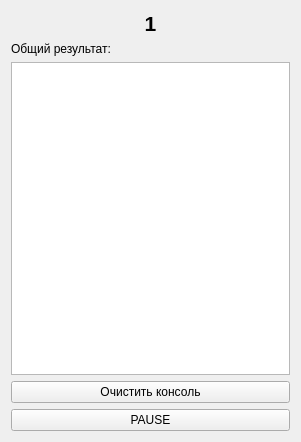
The window that Izluchatel/productshell.ui (reinerwaldmann/Izluchatel) describes before a commit, drawn with Qt 5.
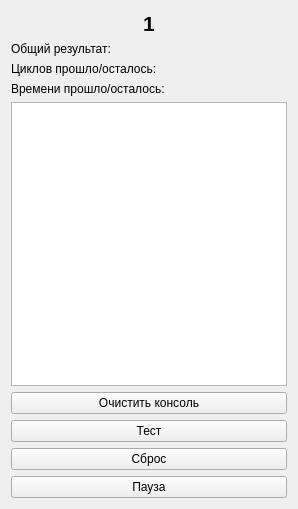
The same window after the commit.

The edit to the form file:
```diff
--- a/Izluchatel/productshell.ui
+++ b/Izluchatel/productshell.ui
@@ -6,8 +6,8 @@
    <rect>
     <x>0</x>
     <y>0</y>
-    <width>301</width>
-    <height>442</height>
+    <width>298</width>
+    <height>509</height>
    </rect>
   </property>
   <property name="windowTitle">
@@ -38,6 +38,20 @@
      </property>
     </widget>
    </item>
+   <item>
+    <widget class="QLabel" name="labelCyclesPassedLeft">
+     <property name="text">
+      <string>Циклов прошло/осталось:</string>
+     </property>
+    </widget>
+   </item>
+   <item>
+    <widget class="QLabel" name="labelTimePassedLeft">
+     <property name="text">
+      <string>Времени прошло/осталось:</string>
+     </property>
+    </widget>
+   </item>
    <item>
     <widget class="QTextEdit" name="textEditShell"/>
    </item>
@@ -51,7 +65,21 @@
    <item>
     <widget class="QPushButton" name="buttonPause">
      <property name="text">
-      <string>PAUSE</string>
+      <string>Тест</string>
+     </property>
+    </widget>
+   </item>
+   <item>
+    <widget class="QPushButton" name="buttonReset">
+     <property name="text">
+      <string>Сброс</string>
+     </property>
+    </widget>
+   </item>
+   <item>
+    <widget class="QPushButton" name="buttonPause_3">
+     <property name="text">
+      <string>Пауза</string>
      </property>
     </widget>
    </item>
```
Left out of the diff: 2 changed lines with no effect on the pictures.
